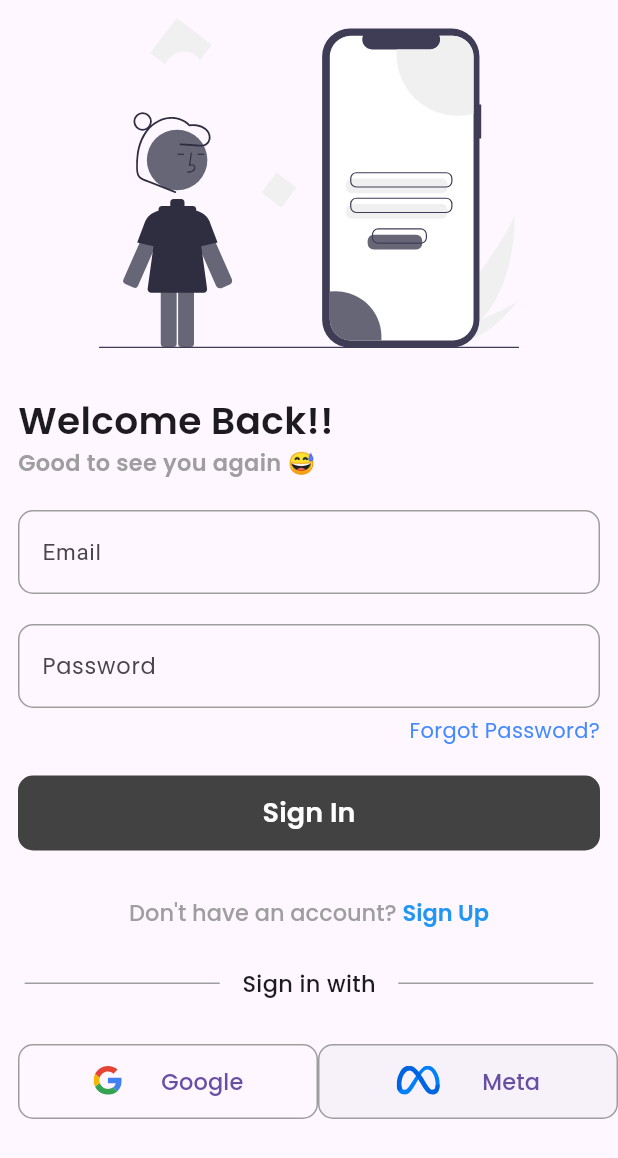
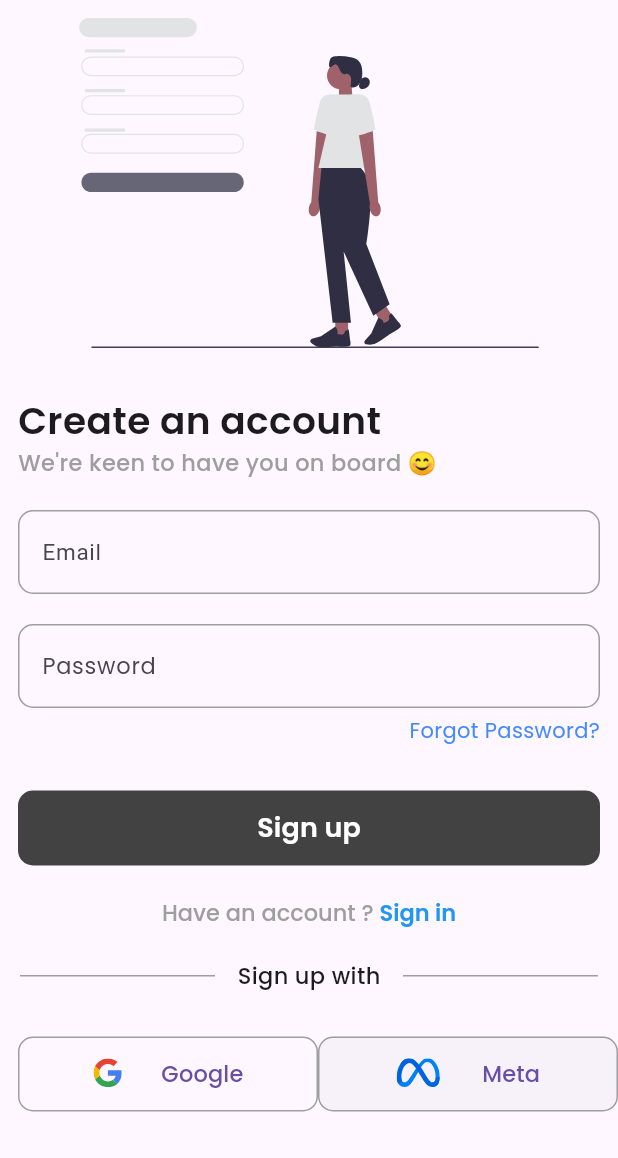
Before and after one commit to ferajofficial/Task-Buddy, a Flutter app: the screen it shows after launch, on a phone screen of 412 x 824 dp. Shown: the top 1158 px of the screen. Run offline on Flutter 3.47's test engine with Material 3 defaults, Android fonts, the phone set to English and light mode, and no system bars; our stand-ins replace auto_route, flutter_svg, google_fonts, velocity_x.

Commit message:
✅ #ui-signup completed

```diff
--- a/lib/const/router/router.dart
+++ b/lib/const/router/router.dart
@@ -10,6 +10,10 @@ class AppRouter extends $AppRouter {
           page: HomeRoute.page,
           path: '/home',
         ),
-        AutoRoute(page: SigninRoute.page, path: '/signin', initial: true),
+        AutoRoute(
+          page: SigninRoute.page,
+          path: '/signin',
+        ),
+        AutoRoute(page: SignupRoute.page, path: '/signup', initial: true),
       ];
 }
--- a/lib/features/signin/view/signin_page.dart
+++ b/lib/features/signin/view/signin_page.dart
@@ -4,6 +4,7 @@ import 'package:flutter_svg/svg.dart';
 import 'package:google_fonts/google_fonts.dart';
 import 'package:task_buddy/const/resource.dart';
 import 'package:task_buddy/features/signin/constants/signin_options.dart';
+import 'package:task_buddy/shared/custom_button.dart';
 import 'package:task_buddy/shared/custom_form.dart';
 import 'package:velocity_x/velocity_x.dart';
 
@@ -51,12 +52,18 @@ class _SigninViewState extends State<SigninView> {
               "Good to see you again 😅",
               style: GoogleFonts.poppins(
                 fontSize: 15,
-                fontWeight: FontWeight.w600,
+                fontWeight: FontWeight.w500,
                 color: Colors.grey,
               ),
             ),
             20.heightBox,
-            const CustomForm(),
+            CustomForm(),
+            20.heightBox,
+            const CustomButton(
+              width: double.infinity,
+              height: 50,
+              buttonTxt: 'Sign in',
+            ),
             30.heightBox,
             Align(
               alignment: Alignment.center,
--- /dev/null
+++ b/lib/features/signup/constants/signup_options.dart
@@ -0,0 +1,107 @@
+import 'package:flutter/material.dart';
+import 'package:flutter_svg/svg.dart';
+import 'package:google_fonts/google_fonts.dart';
+import 'package:task_buddy/const/resource.dart';
+import 'package:velocity_x/velocity_x.dart';
+
+class SignupOptions extends StatelessWidget {
+  const SignupOptions({
+    super.key,
+  });
+
+  @override
+  Widget build(BuildContext context) {
+    return Column(
+      children: [
+        Row(
+          mainAxisAlignment: MainAxisAlignment.center,
+          children: [
+            const Divider(
+              thickness: 1,
+              color: Colors.grey,
+              // indent: 50,
+              // endIndent: 50,
+            ).w(130),
+            15.widthBox,
+            Text(
+              "Sign up with",
+              style: GoogleFonts.poppins(
+                fontSize: 15,
+                fontWeight: FontWeight.w500,
+              ),
+            ),
+            15.widthBox,
+            const Divider(
+              thickness: 1,
+              color: Colors.grey,
+              // indent: 50,
+              // endIndent: 50,
+            ).w(130),
+          ],
+        ),
+        30.heightBox,
+        Row(
+          mainAxisAlignment: MainAxisAlignment.spaceBetween,
+          children: [
+            ElevatedButton(
+                onPressed: () {},
+                style: ElevatedButton.styleFrom(
+                  elevation: 0,
+                  minimumSize: const Size(double.infinity, 50),
+                  backgroundColor: Colors.transparent,
+                  shape: RoundedRectangleBorder(
+                      borderRadius: BorderRadius.circular(10),
+                      side: const BorderSide(
+                        color: Colors.grey,
+                      )),
+                ),
+                child: Row(
+                  mainAxisAlignment: MainAxisAlignment.spaceEvenly,
+                  crossAxisAlignment: CrossAxisAlignment.start,
+                  children: [
+                    SvgPicture.asset(
+                      R.ASSETS_ICONS_GOOGLE_SVG,
+                      height: 20,
+                    ),
+                    Text(
+                      "Google",
+                      style: GoogleFonts.poppins(
+                        fontSize: 15,
+                        fontWeight: FontWeight.w500,
+                      ),
+                    )
+                  ],
+                )).w(200),
+            ElevatedButton(
+                onPressed: () {},
+                style: ElevatedButton.styleFrom(
+                  elevation: 0,
+                  minimumSize: const Size(double.infinity, 50),
+                  shape: RoundedRectangleBorder(
+                    side: const BorderSide(
+                      color: Colors.grey,
+                    ),
+                    borderRadius: BorderRadius.circular(10),
+                  ),
+                ),
+                child: Row(
+                  mainAxisAlignment: MainAxisAlignment.spaceEvenly,
+                  crossAxisAlignment: CrossAxisAlignment.start,
+                  children: [
+                    SvgPicture.asset(R.ASSETS_ICONS_META_SVG, height: 20),
+                    Text(
+                      "Meta",
+                      style: GoogleFonts.poppins(
+                        fontSize: 15,
+                        fontWeight: FontWeight.w500,
+                        // color: Colors.white
+                      ),
+                    )
+                  ],
+                )).w(200),
+          ],
+        ),
+      ],
+    );
+  }
+}
--- /dev/null
+++ b/lib/features/signup/view/signup_page.dart
@@ -0,0 +1,95 @@
+import 'package:auto_route/auto_route.dart';
+import 'package:flutter/material.dart';
+import 'package:flutter_svg/svg.dart';
+import 'package:google_fonts/google_fonts.dart';
+import 'package:task_buddy/const/resource.dart';
+import 'package:task_buddy/features/signup/constants/signup_options.dart';
+import 'package:task_buddy/shared/custom_button.dart';
+import 'package:task_buddy/shared/custom_form.dart';
+import 'package:velocity_x/velocity_x.dart';
+
+@RoutePage()
+class SignupPage extends StatelessWidget {
+  const SignupPage({Key? key}) : super(key: key);
+
+  @override
+  Widget build(BuildContext context) {
+    return const SignupView();
+  }
+}
+
+class SignupView extends StatefulWidget {
+  const SignupView({super.key});
+
+  @override
+  State<SignupView> createState() => _SignupViewState();
+}
+
+class _SignupViewState extends State<SignupView> {
+  @override
+  Widget build(BuildContext context) {
+    return Scaffold(
+      body: SafeArea(
+        child: Column(
+          // mainAxisAlignment: MainAxisAlignment.center,
+          crossAxisAlignment: CrossAxisAlignment.stretch,
+          children: [
+            SvgPicture.asset(R.ASSETS_ILLUSTRATIONS_SIGNUP_SVG, height: 220),
+            30.heightBox,
+            Text(
+              "Create an account",
+              style: GoogleFonts.poppins(
+                fontSize: 25,
+                fontWeight: FontWeight.w600,
+              ),
+            ),
+            // 5.heightBox,
+            Text(
+              "We're keen to have you on board 😊",
+              style: GoogleFonts.poppins(
+                fontSize: 15,
+                fontWeight: FontWeight.w500,
+                color: Colors.grey,
+              ),
+            ),
+            20.heightBox,
+             CustomForm(),
+            10.heightBox,
+            const CustomButton(
+                width: double.infinity, height: 50, buttonTxt: 'Sign up'),
+            20.heightBox,
+            Align(
+              alignment: Alignment.center,
+              child: GestureDetector(
+                onTap: () {
+                  // context.router.pop();`
+                },
+                child: RichText(
+                    text: TextSpan(
+                        text: "Have an account ? ",
+                        style: GoogleFonts.poppins(
+                          fontSize: 15,
+                          fontWeight: FontWeight.w500,
+                          color: Colors.grey,
+                        ),
+                        children: [
+                      TextSpan(
+                        text: "Sign in",
+                        style: GoogleFonts.poppins(
+                          fontSize: 15,
+                          fontWeight: FontWeight.w600,
+                          color: Colors.blue,
+                        ),
+                      )
+                    ])),
+              ),
+            ),
+            20.heightBox,
+
+            const SignupOptions()
+          ],
+        ).p12(),
+      ),
+    );
+  }
+}
--- /dev/null
+++ b/lib/shared/custom_button.dart
@@ -0,0 +1,38 @@
+import 'package:flutter/material.dart';
+import 'package:google_fonts/google_fonts.dart';
+
+class CustomButton extends StatelessWidget {
+  const CustomButton({
+    super.key,
+    required this.width,
+    required this.height,
+    required this.buttonTxt,
+  });
+  final double width;
+  final double height;
+  final String buttonTxt;
+  @override
+  Widget build(BuildContext context) {
+    return ElevatedButton(
+      onPressed: () {
+        // context.router.pushNamed('/home');
+      },
+      style: ElevatedButton.styleFrom(
+        elevation: 0,
+        backgroundColor: Colors.grey[800],
+        minimumSize: Size(width, height),
+        shape: RoundedRectangleBorder(
+          borderRadius: BorderRadius.circular(10),
+        ),
+      ),
+      child: Text(
+        buttonTxt,
+        style: GoogleFonts.poppins(
+          fontSize: 18,
+          fontWeight: FontWeight.w600,
+          color: Colors.white,
+        ),
+      ),
+    );
+  }
+}
--- a/lib/shared/custom_form.dart
+++ b/lib/shared/custom_form.dart
@@ -3,13 +3,14 @@ import 'package:google_fonts/google_fonts.dart';
 import 'package:velocity_x/velocity_x.dart';
 
 class CustomForm extends StatelessWidget {
-  const CustomForm({
+  CustomForm({
     super.key,
   });
-
+  final _formKey = GlobalKey<FormState>();
   @override
   Widget build(BuildContext context) {
     return Form(
+      key: _formKey,
       child: Column(
         children: [
           TextFormField(
@@ -80,27 +81,6 @@ class CustomForm extends StatelessWidget {
             ),
           ),
           20.heightBox,
-          ElevatedButton(
-            onPressed: () {
-              // context.router.pushNamed('/home');
-            },
-            style: ElevatedButton.styleFrom(
-              elevation: 0,
-              backgroundColor: Colors.grey[800],
-              minimumSize: const Size(double.infinity, 50),
-              shape: RoundedRectangleBorder(
-                borderRadius: BorderRadius.circular(10),
-              ),
-            ),
-            child: Text(
-              "Sign In",
-              style: GoogleFonts.poppins(
-                fontSize: 18,
-                fontWeight: FontWeight.w600,
-                color: Colors.white,
-              ),
-            ),
-          ),
         ],
       ),
     );
```
Also changed, not shown: lib/const/router/router.gr.dart.
